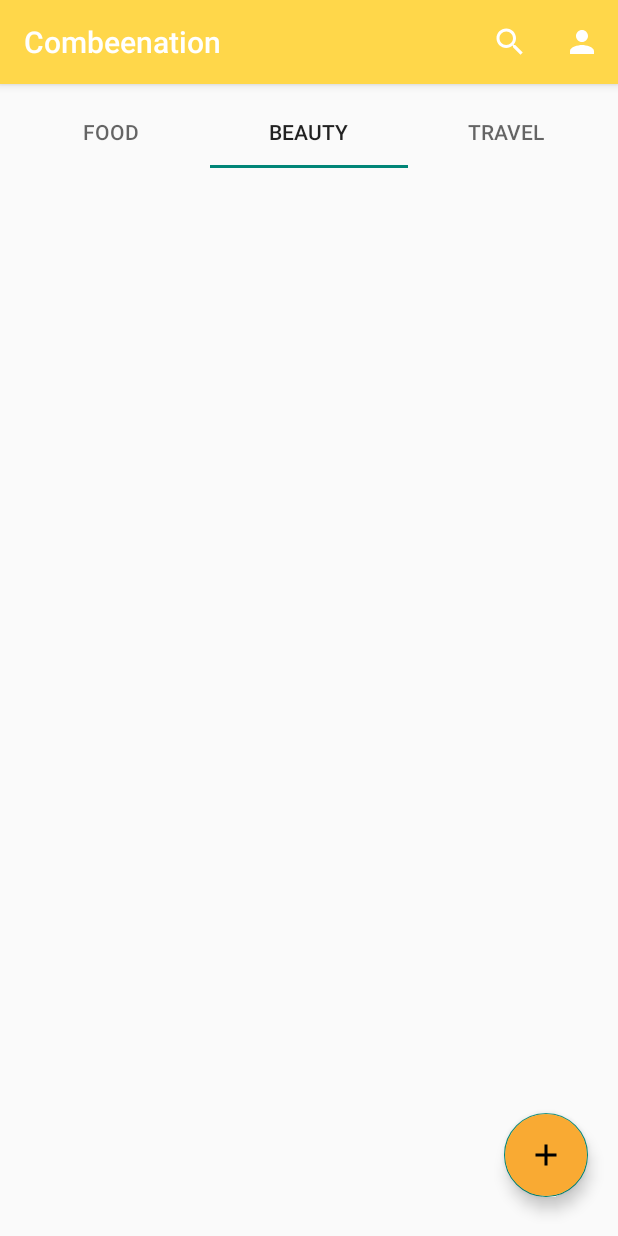
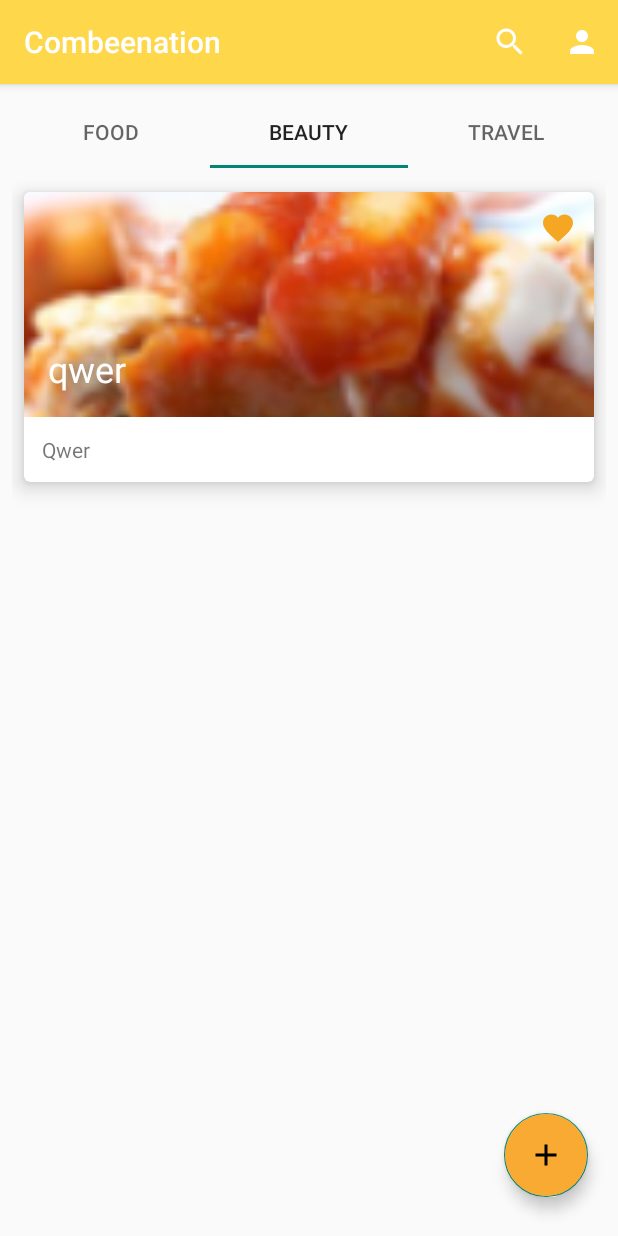
Before and after one commit to SongSieun/Combeenation, an Android app: the FoodFragment screen opened directly, with no data from a screen before it, tab 2 chosen, on a phone screen of 412 x 824 dp. Run offline under Robolectric (Android 15) with nearby library versions, the phone set to English and light mode, and no system bars; our stand-ins replace data binding.

Commit message:
source code update

```diff
--- a/Combination/app/src/main/java/com/sesong/combeenation/Activity/AddMenuActivity.java
+++ b/Combination/app/src/main/java/com/sesong/combeenation/Activity/AddMenuActivity.java
@@ -99,7 +99,9 @@ public class AddMenuActivity extends AppCompatActivity {
         String imagePath = getRealPathFromURI(imgUri); // path 경로
         Log.d("AddMenuRealPath  ", imagePath);
         //경로를 통해 비트맵으로 전환
-        Bitmap bitmap = BitmapFactory.decodeFile(imagePath);
+        BitmapFactory.Options options = new BitmapFactory.Options();
+        options.inSampleSize = 2;
+        Bitmap bitmap = BitmapFactory.decodeFile(imagePath, options); // NULL
         Log.d("AddMenuBitmap  ", String.valueOf(bitmap));
         imageString = getStringFromBitmap(bitmap);  // NullPointer
         Log.d("AddMenuLog  ", imageString);
@@ -107,6 +109,7 @@ public class AddMenuActivity extends AppCompatActivity {
         return imageString;
     }
 
+    // 파일 경로를 사용하여 파일 유형을 만들면 파일에서 비트 맵을 만들고 setImageBitmap
     // 비트맵 -> 스트링
     private String getStringFromBitmap(Bitmap bitmapPicture) {
         Log.d("AddMenuBitmap ", String.valueOf(bitmapPicture));
--- a/Combination/app/src/main/java/com/sesong/combeenation/Adapter/MyRecyclerAdapter.java
+++ b/Combination/app/src/main/java/com/sesong/combeenation/Adapter/MyRecyclerAdapter.java
@@ -34,10 +34,8 @@ public class MyRecyclerAdapter extends RecyclerView.Adapter<MyRecyclerAdapter.Vi
     @Override
     public void onBindViewHolder(@NonNull ViewHolder holder, int position) {
         CardItem item = mDataList.get(position);
-        Drawable drawable = context.getResources().getDrawable(item.getImage());
         holder.title.setText(item.getTitle());
         holder.contents.setText(item.getContents());
-        holder.imageView.setImageResource(item.getImage());
     }
 
     @Override
@@ -48,13 +46,11 @@ public class MyRecyclerAdapter extends RecyclerView.Adapter<MyRecyclerAdapter.Vi
     public static class ViewHolder extends RecyclerView.ViewHolder {
         TextView title;
         TextView contents;
-        ImageView imageView;
 
         public ViewHolder(View itemView) {
             super(itemView);
             title = itemView.findViewById(R.id.title_text);
             contents = itemView.findViewById(R.id.content_text);
-            imageView = (ImageView) itemView.findViewById(R.id.itemImage);
         }
     }
 }
--- a/Combination/app/src/main/java/com/sesong/combeenation/Fragment/BeautyFragment.java
+++ b/Combination/app/src/main/java/com/sesong/combeenation/Fragment/BeautyFragment.java
@@ -20,7 +20,7 @@ import com.google.gson.JsonObject;
 import com.sesong.combeenation.Adapter.MyRecyclerAdapter;
 import com.sesong.combeenation.R;
 import com.sesong.combeenation.TokenData;
-import com.sesong.combeenation.databinding.FragmentFoodBinding;
+import com.sesong.combeenation.databinding.FragmentBeautyBinding;
 import com.sesong.combeenation.item.CardItem;
 import com.sesong.combeenation.retrofit.RetrofitService;
 
@@ -34,9 +34,9 @@ import retrofit2.Retrofit;
 import retrofit2.converter.gson.GsonConverterFactory;
 
 public class BeautyFragment extends Fragment {
-    private String type = "beauty";
+    private String type = "food";
     private List<CardItem> dataList;
-    private FragmentFoodBinding binding;
+    private FragmentBeautyBinding binding;
 
     @Nullable
     @Override
@@ -47,6 +47,9 @@ public class BeautyFragment extends Fragment {
         binding.recyclerView.setLayoutManager(layoutManager);
 
         dataList = new ArrayList<>();
+
+        dataList.add(new CardItem("qwer", "Qwer"));
+        binding.recyclerView.setAdapter(new MyRecyclerAdapter(getActivity().getApplicationContext(),dataList));
 
         String token = TokenData.getInstance().getToken();
         Log.d("Beauty Fragment token ", token);
@@ -84,9 +87,6 @@ public class BeautyFragment extends Fragment {
                     Log.d("typeString ", type);
                     String combination = String.valueOf(itemObject.get("combination"));
                     Log.d("combinationString ", combination);
-
-                    dataList.add(new CardItem(name, combination, image));
-                    binding.recyclerView.setAdapter(new MyRecyclerAdapter(getActivity().getApplicationContext(),dataList));
                 }
             }
 
--- a/Combination/app/src/main/java/com/sesong/combeenation/Fragment/FoodFragment.java
+++ b/Combination/app/src/main/java/com/sesong/combeenation/Fragment/FoodFragment.java
@@ -47,7 +47,6 @@ public class FoodFragment extends Fragment {
         binding.recyclerView.setLayoutManager(layoutManager);
 
         dataList = new ArrayList<>();
-
         String token = TokenData.getInstance().getToken();
         Log.d("Food Fragment token ", token); // NullPointer
         getCombination(token);
@@ -86,8 +85,7 @@ public class FoodFragment extends Fragment {
                     Log.d("combinationString ", combination);
 
                     dataList.add(new CardItem(name, combination));
-                    MyRecyclerAdapter adapter = new MyRecyclerAdapter(dataList);
-                    binding.recyclerView.setAdapter(adapter);
+                    binding.recyclerView.setAdapter(new MyRecyclerAdapter(getActivity().getApplicationContext(),dataList));
                 }
             }
 
--- a/Combination/app/src/main/java/com/sesong/combeenation/Fragment/TravelFragment.java
+++ b/Combination/app/src/main/java/com/sesong/combeenation/Fragment/TravelFragment.java
@@ -20,7 +20,7 @@ import com.google.gson.JsonObject;
 import com.sesong.combeenation.Adapter.MyRecyclerAdapter;
 import com.sesong.combeenation.R;
 import com.sesong.combeenation.TokenData;
-import com.sesong.combeenation.databinding.FragmentFoodBinding;
+import com.sesong.combeenation.databinding.FragmentTravelBinding;
 import com.sesong.combeenation.item.CardItem;
 import com.sesong.combeenation.retrofit.RetrofitService;
 
@@ -34,14 +34,14 @@ import retrofit2.Retrofit;
 import retrofit2.converter.gson.GsonConverterFactory;
 
 public class TravelFragment extends Fragment {
-    private String type = "trip";
+    private String type = "food";
     private List<CardItem> dataList;
-    private FragmentFoodBinding binding;
+    private FragmentTravelBinding binding;
 
     @Nullable
     @Override
     public View onCreateView(@NonNull LayoutInflater inflater, @Nullable ViewGroup container, @Nullable Bundle savedInstanceState) {
-        binding = DataBindingUtil.inflate(inflater, R.layout.fragment_food, container, false);
+        binding = DataBindingUtil.inflate(inflater, R.layout.fragment_travel, container, false);
 
         RecyclerView.LayoutManager layoutManager = new LinearLayoutManager(getActivity());
         binding.recyclerView.setLayoutManager(layoutManager);
@@ -86,8 +86,7 @@ public class TravelFragment extends Fragment {
                     Log.d("combinationString ", combination);
 
                     dataList.add(new CardItem(name, combination));
-                    MyRecyclerAdapter adapter = new MyRecyclerAdapter(dataList);
-                    binding.recyclerView.setAdapter(adapter);
+                    binding.recyclerView.setAdapter(new MyRecyclerAdapter(getActivity().getApplicationContext(),dataList));
                 }
             }
 
--- a/Combination/app/src/main/res/layout/fragment_beauty.xml
+++ b/Combination/app/src/main/res/layout/fragment_beauty.xml
@@ -1,13 +1,16 @@
 <?xml version="1.0" encoding="utf-8"?>
-<android.support.constraint.ConstraintLayout xmlns:android="http://schemas.android.com/apk/res/android"
-    android:layout_width="match_parent"
-    android:layout_height="match_parent"
+<layout xmlns:android="http://schemas.android.com/apk/res/android"
     xmlns:tools="http://schemas.android.com/tools">
 
-    <android.support.v7.widget.RecyclerView
-        android:id="@+id/recycler_view3"
+    <android.support.constraint.ConstraintLayout
         android:layout_width="match_parent"
-        android:layout_height="match_parent"
-        tools:listitem="@layout/item_card"/>
+        android:layout_height="match_parent">
 
-</android.support.constraint.ConstraintLayout>
+        <android.support.v7.widget.RecyclerView
+            android:id="@+id/recyclerView"
+            android:layout_width="match_parent"
+            android:layout_height="match_parent"
+            tools:listitem="@layout/item_card" />
+
+    </android.support.constraint.ConstraintLayout>
+</layout>
```
Also changed, not shown: Combination/app/src/main/java/com/sesong/combeenation/Activity/MypageActivity.java (+4 -4 lines), Combination/app/src/main/java/com/sesong/combeenation/item/CardItem.java (+1 -10 lines), Combination/app/src/main/res/layout/fragment_travel.xml (+11 -8 lines).
